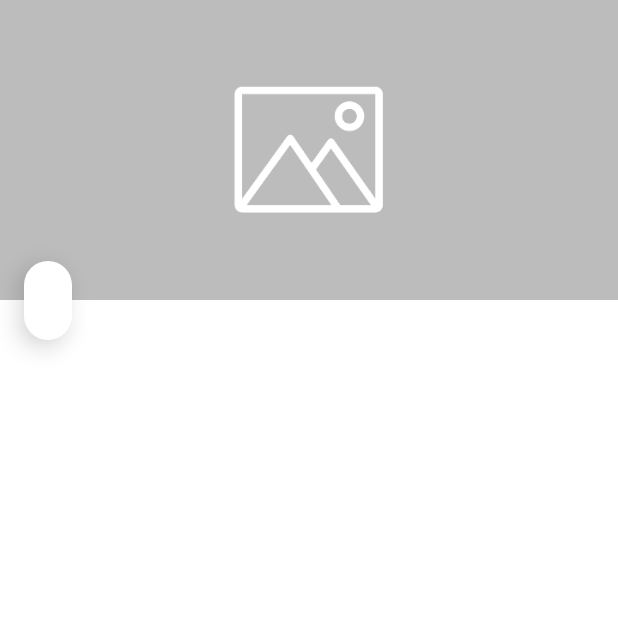
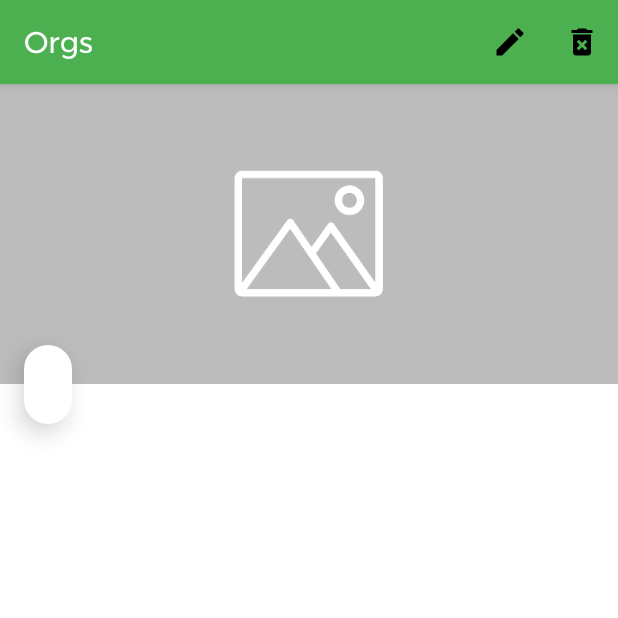
Before and after one commit to GabrielAlvesDoCarmo/Orgs, an Android app: the DetailsProductActivity screen opened directly, with no data from a screen before it, on a phone screen of 412 x 824 dp, the top half of it. Run offline under Robolectric (Android 15) with nearby library versions, the phone set to English and light mode, and no system bars; 1 statement that could not run was skipped.

Commit message:
inclusao do banco de dados

```diff
--- a/app/src/main/AndroidManifest.xml
+++ b/app/src/main/AndroidManifest.xml
@@ -23,6 +23,7 @@
         tools:targetApi="31">
         <activity
             android:name=".ui.DetailsProductActivity"
+            android:theme="@style/Theme.Orgs.ActionBar"
             android:exported="false" />
         <activity
             android:name=".ui.FormActivity"
--- a/app/src/main/java/com/gdsdevtec/orgs/model/Product.kt
+++ b/app/src/main/java/com/gdsdevtec/orgs/model/Product.kt
@@ -1,10 +1,15 @@
 package com.gdsdevtec.orgs.model
 
 import android.os.Parcelable
+import androidx.room.Entity
+import androidx.room.PrimaryKey
 import kotlinx.parcelize.Parcelize
 import java.math.BigDecimal
+
+@Entity
 @Parcelize
 data class Product(
+    @PrimaryKey(autoGenerate = true) val id : Long = 0L,
     val name: String,
     val description: String,
     val value: BigDecimal,
--- a/app/src/main/java/com/gdsdevtec/orgs/ui/DetailsProductActivity.kt
+++ b/app/src/main/java/com/gdsdevtec/orgs/ui/DetailsProductActivity.kt
@@ -2,32 +2,65 @@ package com.gdsdevtec.orgs.ui
 
 import android.os.Build
 import android.os.Bundle
+import android.view.Menu
+import android.view.MenuItem
 import androidx.appcompat.app.AppCompatActivity
+import com.gdsdevtec.orgs.R
+import com.gdsdevtec.orgs.data.database.db.AppDatabase
 import com.gdsdevtec.orgs.databinding.ActivityDetailsProductBinding
 import com.gdsdevtec.orgs.model.Product
 import com.gdsdevtec.orgs.utils.ext.DialogUtils
 import com.gdsdevtec.orgs.utils.ext.convertBigDecimalForCurrencyLocale
 import com.gdsdevtec.orgs.utils.ext.loadImageDataWithUrl
+import com.gdsdevtec.orgs.utils.ext.nextScreen
+
 class DetailsProductActivity : AppCompatActivity() {
     private val binding: ActivityDetailsProductBinding by lazy {
         ActivityDetailsProductBinding.inflate(layoutInflater)
     }
-
+    private val dao by lazy { AppDatabase.getInstance(this).productDao() }
+    private var product: Product? = null
     override fun onCreate(savedInstanceState: Bundle?) {
         super.onCreate(savedInstanceState)
         setContentView(binding.root)
         setupActivity()
     }
 
+    private fun setupActivity() {
+        product = getItemSelected()
+        product?.let { product ->
+            setProductDetail(product)
+        } ?: run { finish() }
+    }
 
-    private fun setupActivity() {
-        val itemSelected = getItemSelected()
-        itemSelected?.let {product->
-            setProductDetail(product)
-        }?: run {
-            finish()
+    override fun onResume() {
+        super.onResume()
+        product?.let { safeProduct -> product = dao.getProductForId(safeProduct.id) }
+        product?.let { setProductDetail(it) } ?: run { finish() }
+    }
+
+    override fun onCreateOptionsMenu(menu: Menu?): Boolean {
+        menuInflater.inflate(R.menu.menu_description_producs, menu)
+        return super.onCreateOptionsMenu(menu)
+    }
+
+    override fun onOptionsItemSelected(item: MenuItem): Boolean {
+        return when (item.itemId) {
+            R.id.menu_editable -> {
+                nextScreen(FormActivity(), Pair("PRODUCT", getItemSelected()!!))
+                true
+            }
+
+            R.id.menu_excluded -> {
+                product?.let { dao.deleteProduct(it) }
+                finish()
+                true
+            }
+
+            else -> super.onOptionsItemSelected(item)
         }
     }
+
     private fun getItemSelected(): Product? {
         return if (Build.VERSION.SDK_INT >= Build.VERSION_CODES.TIRAMISU) {
             intent.getParcelableExtra("PRODUCT", Product::class.java)
@@ -38,9 +71,12 @@ class DetailsProductActivity : AppCompatActivity() {
 
 
     private fun setProductDetail(product: Product) = with(binding) {
-        detailsProductImageView.loadImageDataWithUrl(DialogUtils(this@DetailsProductActivity).imageLoader,product.image)
+        detailsProductImageView.loadImageDataWithUrl(
+            DialogUtils(this@DetailsProductActivity).imageLoader,
+            product.image
+        )
         detailsProductTextValue.text = product.value.convertBigDecimalForCurrencyLocale()
         detailsProductTextTitle.text = product.name
-        detailsProductTextDescription.text= product.description
+        detailsProductTextDescription.text = product.description
     }
 }
--- a/app/src/main/java/com/gdsdevtec/orgs/ui/ProductsAdapter.kt
+++ b/app/src/main/java/com/gdsdevtec/orgs/ui/ProductsAdapter.kt
@@ -17,7 +17,8 @@ import com.gdsdevtec.orgs.utils.ext.onClick
 class ProductsAdapter(
     listProducts: List<Product>,
     private val imageLoader: ImageLoader,
-    private val itemSelected: (Product) -> Unit
+    private val itemSelected: (Product) -> Unit,
+    private val onLongItemClick : (View?,Product)-> Boolean
 ) : RecyclerView.Adapter<ProductsAdapter.ProductViewHolder>() {
     inner class ProductViewHolder(val binding: ItemProductBinding) :
         RecyclerView.ViewHolder(binding.root)
@@ -39,6 +40,9 @@ class ProductsAdapter(
         holder.binding.apply {
             bindItemView(this, product)
             root.onClick { itemSelected.invoke(product) }
+            root.setOnLongClickListener {
+                onLongItemClick.invoke(it,product)
+            }
         }
     }
 
--- a/app/src/main/java/com/gdsdevtec/orgs/utils/ext/AppExt.kt
+++ b/app/src/main/java/com/gdsdevtec/orgs/utils/ext/AppExt.kt
@@ -45,7 +45,7 @@ fun BigDecimal.convertBigDecimalForCurrencyLocale(): String {
 }
 
 fun AppCompatImageView.loadImageDataWithUrl(imageLoader: ImageLoader, url: String?) {
-    load(url, imageLoader = imageLoader) {
+    load(data = url?: R.drawable.image_default, imageLoader = imageLoader ) {
         placeholder(R.drawable.playceholder)
         fallback(R.drawable.error_load_image)
         error(R.drawable.error_load_image)
--- /dev/null
+++ b/app/src/main/res/drawable/ic_edit_menu.xml
@@ -0,0 +1,5 @@
+<vector android:height="24dp" android:tint="#000000"
+    android:viewportHeight="24" android:viewportWidth="24"
+    android:width="24dp" xmlns:android="http://schemas.android.com/apk/res/android">
+    <path android:fillColor="@android:color/white" android:pathData="M3,17.25V21h3.75L17.81,9.94l-3.75,-3.75L3,17.25zM20.71,7.04c0.39,-0.39 0.39,-1.02 0,-1.41l-2.34,-2.34c-0.39,-0.39 -1.02,-0.39 -1.41,0l-1.83,1.83 3.75,3.75 1.83,-1.83z"/>
+</vector>
--- /dev/null
+++ b/app/src/main/res/drawable/ic_trash_menu.xml
@@ -0,0 +1,5 @@
+<vector android:height="24dp" android:tint="#000000"
+    android:viewportHeight="24" android:viewportWidth="24"
+    android:width="24dp" xmlns:android="http://schemas.android.com/apk/res/android">
+    <path android:fillColor="@android:color/white" android:pathData="M6,19c0,1.1 0.9,2 2,2h8c1.1,0 2,-0.9 2,-2L18,7L6,7v12zM8.46,11.88l1.41,-1.41L12,12.59l2.12,-2.12 1.41,1.41L13.41,14l2.12,2.12 -1.41,1.41L12,15.41l-2.12,2.12 -1.41,-1.41L10.59,14l-2.13,-2.12zM15.5,4l-1,-1h-5l-1,1L5,4v2h14L19,4z"/>
+</vector>
--- /dev/null
+++ b/app/src/main/res/menu/menu_description_producs.xml
@@ -0,0 +1,13 @@
+<?xml version="1.0" encoding="utf-8"?>
+<menu xmlns:android="http://schemas.android.com/apk/res/android"
+    xmlns:app="http://schemas.android.com/apk/res-auto">
+     <item android:id="@+id/menu_editable"
+         android:title="@string/edit_menu"
+         android:icon="@drawable/ic_edit_menu"
+          app:showAsAction="ifRoom"/>
+
+     <item android:id="@+id/menu_excluded"
+         android:title="@string/edit_trash_menu"
+         android:icon="@drawable/ic_trash_menu"
+         app:showAsAction="ifRoom"/>
+</menu>
--- a/app/src/main/res/values/strings.xml
+++ b/app/src/main/res/values/strings.xml
@@ -19,4 +19,6 @@
     <string name="selected_date">Selecionar data</string>
     <string name="input_label_hour">Hora :</string>
     <string name="icon_hour">iconde de hora</string>
+    <string name="edit_menu">Editar</string>
+    <string name="edit_trash_menu">Excluir</string>
 </resources>
--- a/app/src/main/res/values/themes.xml
+++ b/app/src/main/res/values/themes.xml
@@ -14,6 +14,21 @@
         <item name="android:fontFamily">@font/montserrat</item>
     </style>
 
+    <style name="Theme.Orgs.ActionBar" parent="Theme.MaterialComponents.DayNight.DarkActionBar">
+        <!-- Primary brand color. -->
+        <item name="colorPrimary">@color/color_primary</item>
+        <item name="colorPrimaryVariant">@color/color_primary_variant</item>
+        <item name="colorOnPrimary">@color/color_on_primary</item>
+        <!-- Secondary brand color. -->
+        <item name="colorSecondary">@color/color_secondary</item>
+        <item name="colorSecondaryVariant">@color/color_secondary_variant</item>
+        <item name="colorOnSecondary">@color/color_on_secondary</item>
+        <!-- Status bar color. -->
+        <item name="android:statusBarColor">?attr/colorPrimaryVariant</item>
+        <item name="android:fontFamily">@font/montserrat</item>
+    </style>
+
+
     <style name="TextInputLayoutDefault" parent="Widget.MaterialComponents.TextInputLayout.OutlinedBox">
         <item name="boxStrokeColor">@color/color_primary</item>
         <item name="hintTextColor">@color/color_primary</item>
```
Also changed, not shown: app/build.gradle (+16 -3 lines), app/src/main/java/com/gdsdevtec/orgs/dao/ProductDao.kt (deleted, +0 -16 lines), app/src/main/java/com/gdsdevtec/orgs/data/database/converter/Converters.kt (added, +16 -0 lines), app/src/main/java/com/gdsdevtec/orgs/data/database/dao/ProductDao.kt (added, +29 -0 lines), app/src/main/java/com/gdsdevtec/orgs/data/database/db/AppDatabase.kt (added, +34 -0 lines), app/src/main/java/com/gdsdevtec/orgs/ui/FormActivity.kt (+27 -2 lines), app/src/main/java/com/gdsdevtec/orgs/ui/MainActivity.kt (+48 -16 lines), 1 other file.
